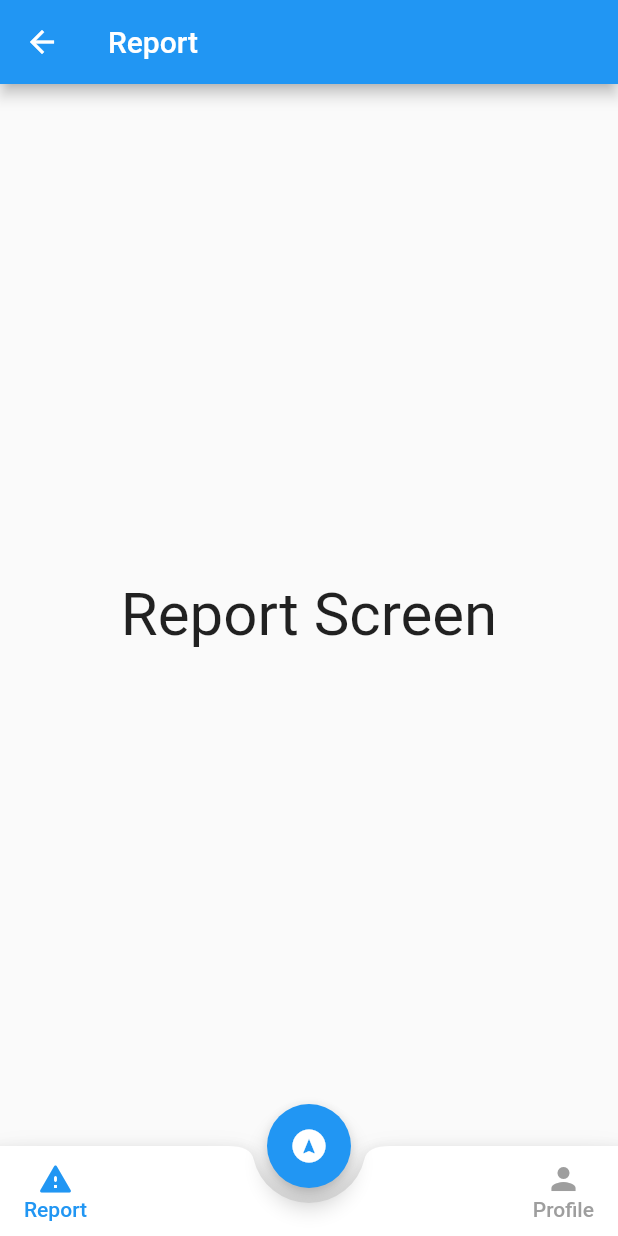
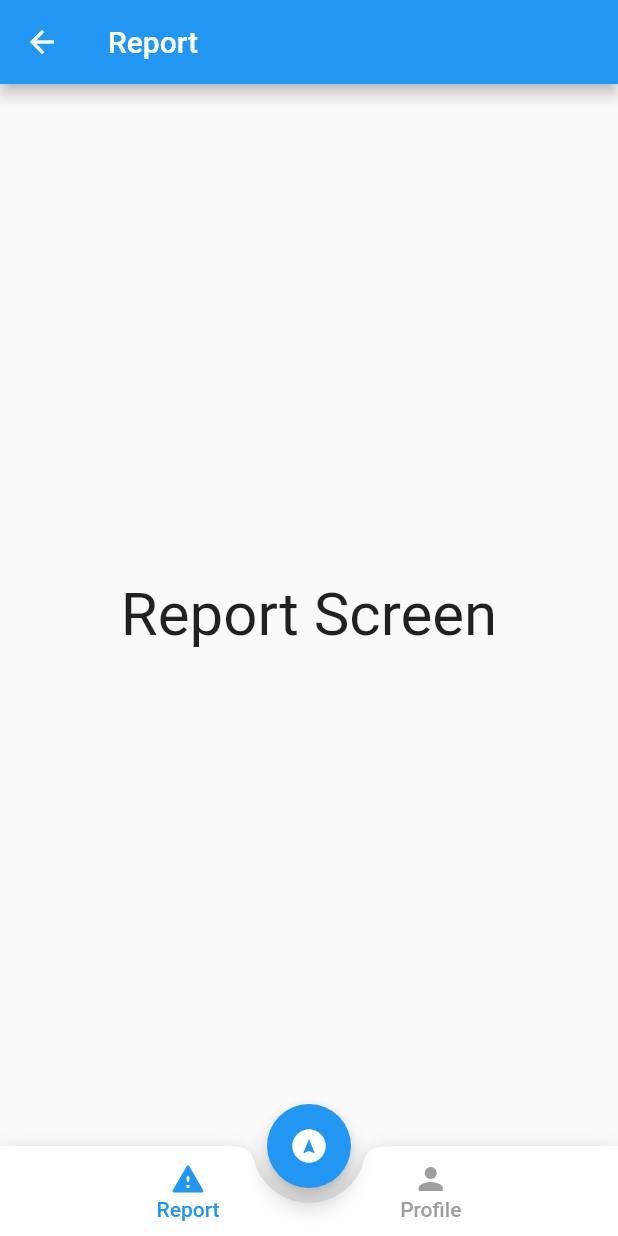
Before and after one commit to GuilhermeFilipeSoldadoLopes/IPSupport, a Flutter app: the Home screen opened directly, on a phone screen of 412 x 824 dp. Run offline on Flutter 3.47's test engine with Material 2 defaults, Android fonts, the phone set to English and light mode, and no system bars.

Commit message:
Poster add

```diff
--- a/ipsupport_cm/lib/home.dart
+++ b/ipsupport_cm/lib/home.dart
@@ -30,14 +30,15 @@ class _HomeState extends State<Home> {
         child: Icon(Icons.assistant_navigation),
         onPressed: () {},
       ),
+
       floatingActionButtonLocation: FloatingActionButtonLocation.centerDocked,
       bottomNavigationBar: BottomAppBar(
         shape: CircularNotchedRectangle(),
         notchMargin: 10,
         child: Container(
           height: 60,
-          child: Row(
-            mainAxisAlignment: MainAxisAlignment.spaceBetween,
+            child: Row(
+            mainAxisAlignment: MainAxisAlignment.spaceEvenly,
             children: <Widget> [
               Row(
                 crossAxisAlignment: CrossAxisAlignment.start,
--- a/ipsupport_cm/lib/main.dart
+++ b/ipsupport_cm/lib/main.dart
@@ -1,4 +1,5 @@
 import 'package:flutter/material.dart';
+//import 'home.dart';
 import 'package:ipsupport_cm/screens/signin_screen.dart';
 
 void main() {
```
Also changed, not shown: Documentos/Poster.png (added).
